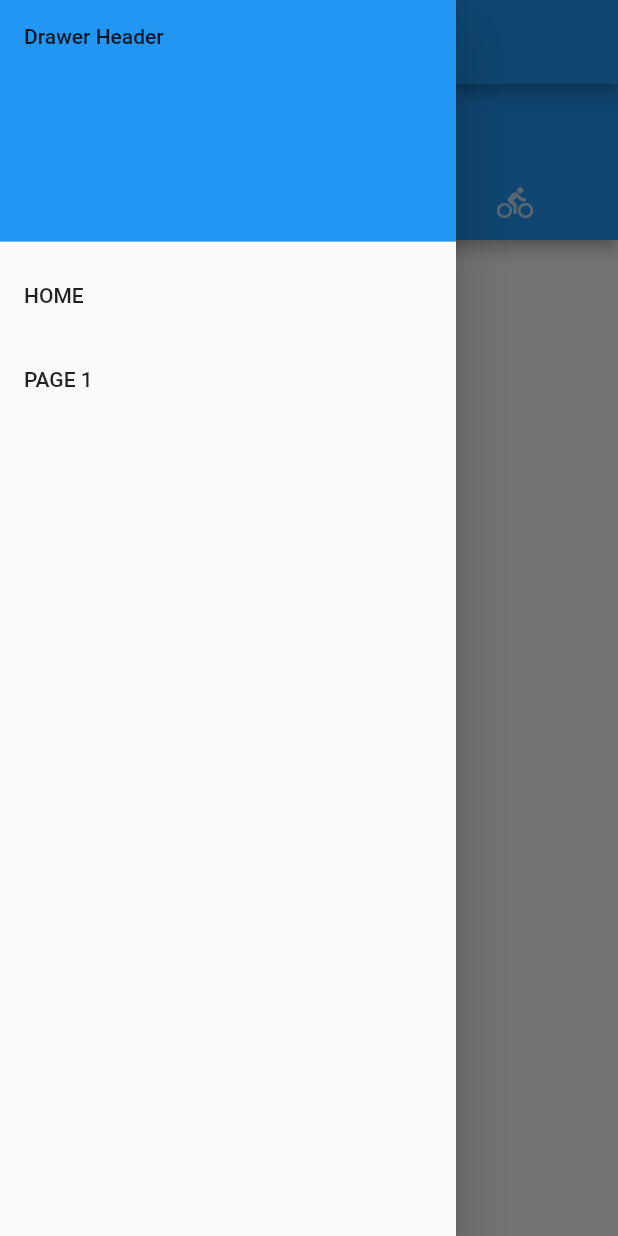
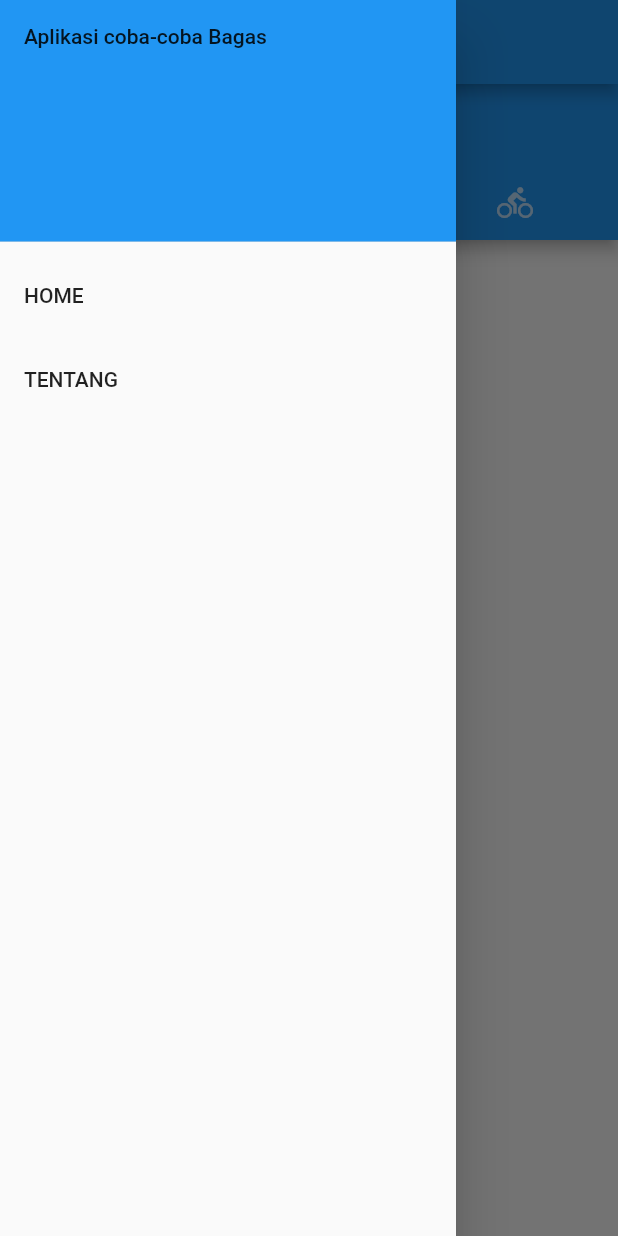
Before and after one commit to bagasantuk/tugaspertemuan6, a Flutter app: the screen it shows after launch, with the side drawer open, on a phone screen of 412 x 824 dp. Run offline on Flutter 3.47's test engine with Material 2 defaults, Android fonts, the phone set to English and light mode, and no system bars.

Commit message:
yang baru

```diff
--- a/lib/main.dart
+++ b/lib/main.dart
@@ -132,7 +132,7 @@ class MyHomePage extends StatelessWidget {
           padding: EdgeInsets.zero,
           children: <Widget>[
             DrawerHeader(
-              child: Text('Drawer Header'),
+              child: Text('Aplikasi coba-coba Bagas'),
               decoration: BoxDecoration(
                 color: Colors.blue,
               ),
@@ -147,7 +147,7 @@ class MyHomePage extends StatelessWidget {
               },
             ),
             ListTile(
-              title: Text('PAGE 1'),
+              title: Text('TENTANG'),
               onTap: () {
                 // Update the state of the app
                 // ...
```
